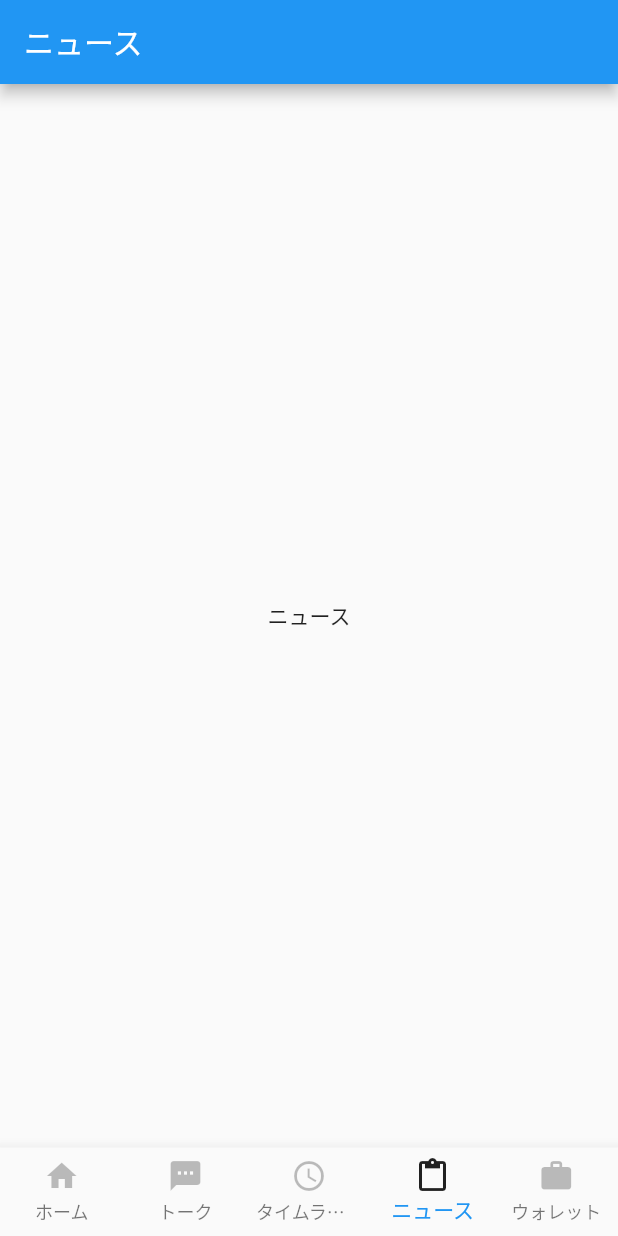
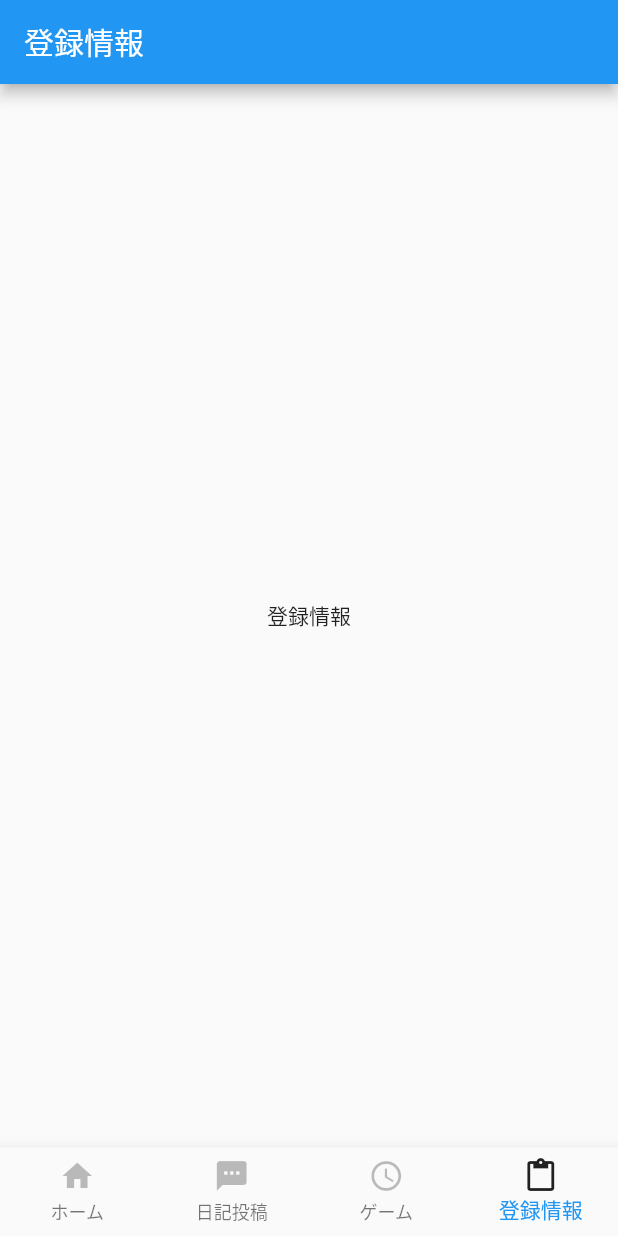
Before and after one commit to YutoUshijima/dinyary, a Flutter app: the screen it shows after launch, item 4 of the bottom bar chosen, on a phone screen of 412 x 824 dp. Run offline on Flutter 3.47's test engine with Material 2 defaults, Android fonts, the phone set to English and light mode, and no system bars.

Commit message:
機能ごとの基本ページを作りました

```diff
--- a/lib/root.dart
+++ b/lib/root.dart
@@ -3,10 +3,9 @@ import 'package:flutter/material.dart';
 
 // == 作成したWidget をインポート ==================
 import 'routes/home_route.dart';
-import 'routes/talk_route.dart';
+import 'routes/User_route.dart';
 import 'routes/timeline_route.dart';
-import 'routes/wallet_route.dart';
-import 'routes/news_route.dart';
+import 'routes/game_route.dart';
 // =============================================
 
 class RootWidget extends StatefulWidget {
@@ -30,19 +29,17 @@ class _RootWidgetState extends State<RootWidget> {
 
   static const _footerItemNames = [
     'ホーム',
-    'トーク',
-    'タイムライン',
-    'ニュース',
-    'ウォレット',
+    '日記投稿',
+    'ゲーム',
+    '登録情報',
   ];
 
   // === 追加部分 ===
   var _routes = [
     Home(),
-    Talk(),
     TimeLine(),
-    News(),
-    Wallet(),
+    Game(),
+    User(),
   ];
   // ==============
 
--- a/lib/routes/news_route.dart
+++ b/lib/routes/User_route.dart
@@ -1,13 +1,13 @@
 import 'package:flutter/material.dart';
 
-class News extends StatelessWidget { // <- (※1)
+class User extends StatelessWidget { // <- (※1)
   @override
   Widget build(BuildContext context) {
     return Scaffold(
       appBar: AppBar(
-        title: Text("ニュース"), // <- (※2)
+        title: Text("登録情報"), // <- (※2)
       ),
-      body: Center(child: Text("ニュース") // <- (※3)
+      body: Center(child: Text("登録情報") // <- (※3)
           ),
     );
   }
--- a/lib/routes/wallet_route.dart
+++ b/lib/routes/game_route.dart
@@ -1,13 +1,13 @@
 import 'package:flutter/material.dart';
 
-class Wallet extends StatelessWidget { // <- (※1)
+class Game extends StatelessWidget { // <- (※1)
   @override
   Widget build(BuildContext context) {
     return Scaffold(
       appBar: AppBar(
-        title: Text("ウォレット"), // <- (※2)
+        title: Text("ゲーム"), // <- (※2)
       ),
-      body: Center(child: Text("ウォレット") // <- (※3)
+      body: Center(child: Text("ゲーム") // <- (※3)
           ),
     );
   }
--- a/lib/routes/talk_route.dart
+++ /dev/null
@@ -1,14 +0,0 @@
-import 'package:flutter/material.dart';
-
-class Talk extends StatelessWidget { // <- (※1)
-  @override
-  Widget build(BuildContext context) {
-    return Scaffold(
-      appBar: AppBar(
-        title: Text("トーク"), // <- (※2)
-      ),
-      body: Center(child: Text("トーク") // <- (※3)
-          ),
-    );
-  }
-}
```
